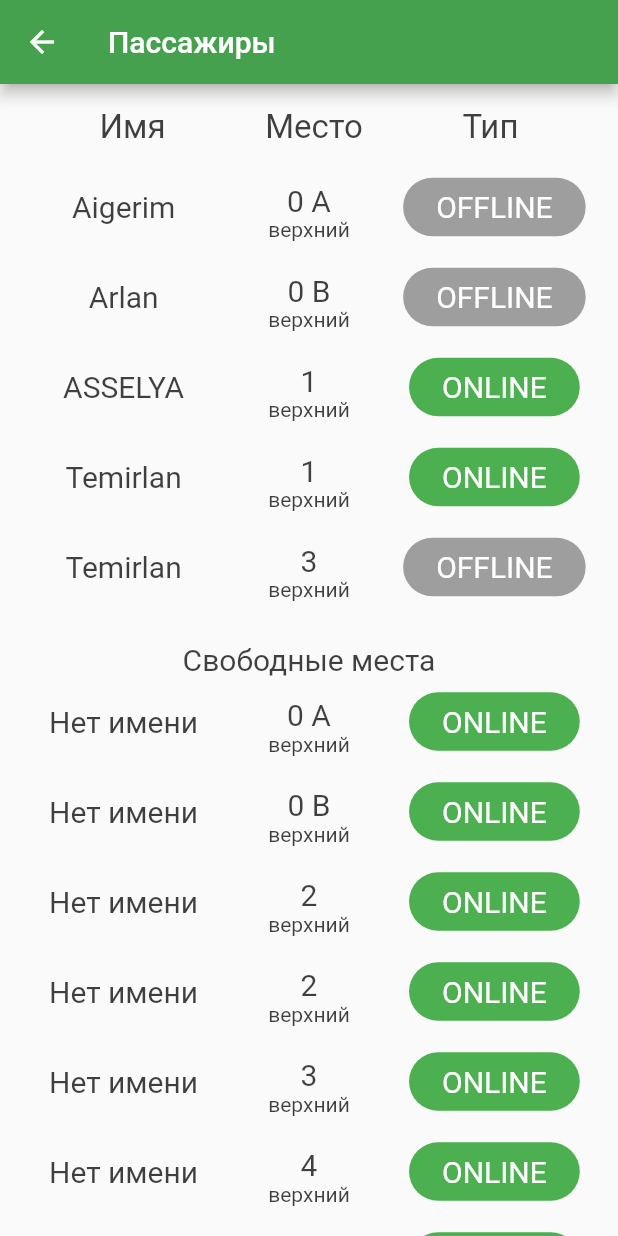
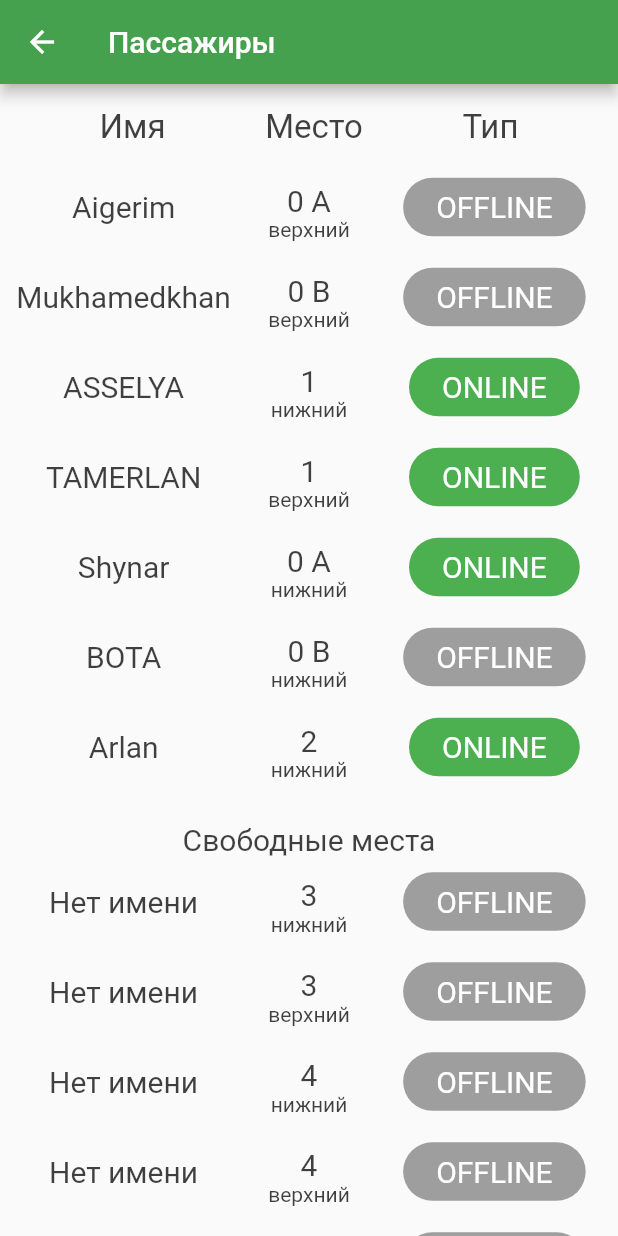
Before and after one commit to Shynarka/Bus-Trips, a Flutter app: the SecondPage screen opened directly, on a phone screen of 412 x 824 dp. Run offline on Flutter 3.47's test engine with Material 2 defaults, Android fonts, the phone set to English and light mode, and no system bars; our stand-ins replace toast.

Commit message:
Required task 3

```diff
--- /dev/null
+++ b/lib/SecondPage.dart
@@ -0,0 +1,136 @@
+import 'package:flutter/cupertino.dart';
+import 'package:flutter/material.dart';
+import 'passenger.dart';
+import 'passenger_card.dart';
+
+class SecondPage extends StatefulWidget {
+  @override
+  _Page2State createState() => _Page2State();
+}
+
+class _Page2State extends State<SecondPage> {
+  List<Passenger> passengers = [
+    Passenger(name: 'Aigerim', place: '0 A', istop: 'верхний', type: 'OFFLINE'),
+    Passenger(name: 'Mukhamedkhan', place: '0 B', istop: 'верхний', type: 'OFFLINE'),
+    Passenger(name: 'ASSELYA', place: '1', istop: 'нижний', type: 'ONLINE'),
+    Passenger(name: 'TAMERLAN', place: '1', istop: 'верхний', type: 'ONLINE'),
+    Passenger(name: 'Shynar', place: '0 A', istop: 'нижний', type: 'ONLINE'),
+    Passenger(name: 'BOTA', place: '0 В', istop: 'нижний', type: 'OFFLINE'),
+    Passenger(name: 'Arlan', place: '2', istop: 'нижний', type: 'ONLINE'),
+//    Passenger(name: 'Нет имени', place: '2', istop: 'верхний', type: 'OFFLINE'),
+  ];
+  List<int> f = List<int>.generate(16, (int index) => index + 3);
+
+  @override
+  Widget build(BuildContext context) {
+    return Scaffold(
+      appBar: AppBar(title: Text('Пассажиры'),
+        backgroundColor: Color.fromRGBO(69, 161, 78, 1),),
+      body: ListView(scrollDirection: Axis.vertical, children: <Widget>[
+        Column(children: <Widget>[
+          SizedBox(height: 16,),
+          Row(children: [
+            Text('Имя', style: TextStyle(
+                fontSize: 22, color: Color.fromRGBO(0, 0, 0, .75)),),
+            Text('Место', style: TextStyle(
+                fontSize: 22, color: Color.fromRGBO(0, 0, 0, .75)),),
+            Text('Тип', style: TextStyle(
+                fontSize: 22, color: Color.fromRGBO(0, 0, 0, .75)),),
+          ],
+            mainAxisAlignment: MainAxisAlignment.spaceEvenly,),
+          SizedBox(height: 10,),
+          Column(children: passengers.map((passenger) =>
+              PassengerCard(
+                  passenger: passenger,
+                  delete: () {
+                    setState(() {
+                      passengers.remove(passenger);
+                    });
+                  }
+              )).toList()),
+          Padding(padding: EdgeInsets.only(top: 20),
+              child: Center(child: Text('Cвободные места', style: TextStyle(
+                  fontSize: 20, color: Color.fromRGBO(0, 0, 0, .75)),))),
+          Column(children: f.map((i) => freePlaces(i)
+          ).toList()),
+          RaisedButton(
+            onPressed: () {
+              Navigator.pop(context);
+            },
+            child: Text('go back to Home Page'),
+          ),
+        ],),
+      ],),
+    );
+  }
+
+  Widget freePlaces(int i) {
+    return Column(
+        children: [Row(children: [
+          SizedBox(height: 60,
+              width: MediaQuery
+                  .of(context)
+                  .size
+                  .width * 0.4,
+              child: Center(child: Text('Нет имени', style: TextStyle(
+                  fontSize: 20, color: Color.fromRGBO(0, 0, 0, .75)),),)),
+          SizedBox(height: 46, width: MediaQuery
+              .of(context)
+              .size
+              .width * 0.2, child: Column(children: [
+            Text('$i', style: TextStyle(
+                fontSize: 20, color: Color.fromRGBO(0, 0, 0, .75)),),
+            Text(
+              'нижний', style: TextStyle(color: Color.fromRGBO(0, 0, 0, .75)),),
+          ],
+            mainAxisAlignment: MainAxisAlignment.end,
+            crossAxisAlignment: CrossAxisAlignment.center,),),
+          SizedBox(height: 60, width: MediaQuery
+              .of(context)
+              .size
+              .width * 0.4, child: Center(child: Container(
+            decoration: BoxDecoration(
+              color: Colors.grey,
+              borderRadius: BorderRadius.circular(40),
+            ),
+            child: Padding(
+                padding: EdgeInsets.symmetric(vertical: 8, horizontal: 22),
+                child: Text('OFFLINE',
+                  style: TextStyle(fontSize: 20, color: Colors.white),)),)),)
+        ],),
+          Row(children: [
+            SizedBox(height: 60,
+                width: MediaQuery
+                    .of(context)
+                    .size
+                    .width * 0.4,
+                child: Center(child: Text('Нет имени', style: TextStyle(
+                    fontSize: 20, color: Color.fromRGBO(0, 0, 0, .75)),),)),
+            SizedBox(height: 46, width: MediaQuery
+                .of(context)
+                .size
+                .width * 0.2, child: Column(children: [
+              Text('$i', style: TextStyle(
+                  fontSize: 20, color: Color.fromRGBO(0, 0, 0, .75)),),
+              Text(
+                'верхний',
+                style: TextStyle(color: Color.fromRGBO(0, 0, 0, .75)),),
+            ],
+              mainAxisAlignment: MainAxisAlignment.end,
+              crossAxisAlignment: CrossAxisAlignment.center,),),
+            SizedBox(height: 60, width: MediaQuery
+                .of(context)
+                .size
+                .width * 0.4, child: Center(child: Container(
+              decoration: BoxDecoration(
+                color: Colors.grey,
+                borderRadius: BorderRadius.circular(40),
+              ),
+              child: Padding(
+                  padding: EdgeInsets.symmetric(vertical: 8, horizontal: 22),
+                  child: Text('OFFLINE',
+                    style: TextStyle(fontSize: 20, color: Colors.white),)),)),)
+          ],),
+        ]);
+  }
+}
--- a/lib/main.dart
+++ b/lib/main.dart
@@ -1,5 +1,6 @@
 import 'package:flutter/cupertino.dart';
 import 'package:flutter/material.dart';
+import 'SecondPage.dart';
 
 void main() => runApp(
       MaterialApp(
@@ -268,97 +269,4 @@ class _HomePageState extends State<HomePage> {
   }
 }
 
-class SecondPage extends StatefulWidget {
-  @override
-  _Page2State createState() => _Page2State();
-}
-
-class _Page2State extends State<SecondPage> {
-  @override
-  Widget build(BuildContext context) {
-    return Scaffold(
-      appBar: AppBar(title: Text('Пассажиры'), backgroundColor: Color.fromRGBO(69, 161, 78, 1),),
-      body: ListView(scrollDirection: Axis.vertical, children: <Widget>[
-        Column(children: [
-          SizedBox(height: 16,),
-          Row(children: [
-            Text('Имя', style: TextStyle(fontSize: 22, color: Color.fromRGBO(0, 0, 0, .75)),),
-            Text('Место', style: TextStyle(fontSize: 22, color: Color.fromRGBO(0, 0, 0, .75)),),
-            Text('Тип', style: TextStyle(fontSize: 22, color: Color.fromRGBO(0, 0, 0, .75)),),
-          ],
-            mainAxisAlignment: MainAxisAlignment.spaceEvenly,),
-          SizedBox(height: 10,),
-          Passenger('Aigerim','0 A',true,'OFFLINE'),
-          Passenger('Arlan','0 B',true,'OFFLINE'),
-          Passenger('ASSELYA','1','нижний','ONLINE'),
-          Passenger('Temirlan','1',true,'ONLINE'),
-          Passenger('Temirlan','3',true,'OFFLINE'),
-          Padding(padding: EdgeInsets.only(top: 20), child: Center(child: Text('Cвободные места', style: TextStyle(fontSize: 20, color: Color.fromRGBO(0, 0, 0, .75)),))),
-          Passenger('Нет имени','0 A','нижний','ONLINE'),
-          Passenger('Нет имени','0 В','нижний','ONLINE'),
-          Passenger('Нет имени','2','нижний','ONLINE'),
-          Passenger('Нет имени','2',true,'ONLINE'),
-          Passenger('Нет имени','3','нижний','ONLINE'),
-          Passenger('Нет имени','4','нижний','ONLINE'),
-          Passenger('Нет имени','4',true,'ONLINE'),
-          Passenger('Нет имени','5','нижний','ONLINE'),
-          Passenger('Нет имени','5',true,'ONLINE'),
-          Passenger('Нет имени','6','нижний','ONLINE'),
-          Passenger('Нет имени','6',true,'ONLINE'),
-          Passenger('Нет имени','7','нижний','ONLINE'),
-          Passenger('Нет имени','7',true,'ONLINE'),
-          Passenger('Нет имени','8','нижний','ONLINE'),
-          Passenger('Нет имени','8',true,'ONLINE'),
-          Passenger('Нет имени','9','нижний','ONLINE'),
-          Passenger('Нет имени','9',true,'ONLINE'),
-          Passenger('Нет имени','10','нижний','ONLINE'),
-          Passenger('Нет имени','10',true,'ONLINE'),
-          RaisedButton(
-            onPressed: () { Navigator.pop(context); },
-            child: Text('go back to Home Page'),
-          ),
-        ],),
-      ],),
-    );
-  }
-
-  Widget Passenger(name, place, istop, type) {
-    String p="верхний";
-    if (istop == false) {
-      p="нижний";
-    }
-    Color color = Colors.green;
-    if (type == "OFFLINE") {
-      color = Colors.grey;
-    }
-    return
-      Row(children: [
-        SizedBox(height: 60, width: MediaQuery.of(context).size.width * 0.4, child: Center(child: Text(name, style: TextStyle(fontSize: 20, color: Color.fromRGBO(0, 0, 0, .75)),),)),
-        SizedBox(height: 46, width: MediaQuery.of(context).size.width * 0.2, child: Column(children: [
-          Text(place, style: TextStyle(fontSize: 20, color: Color.fromRGBO(0, 0, 0, .75)),), Text(p, style: TextStyle(color: Color.fromRGBO(0, 0, 0, .75)),),], mainAxisAlignment: MainAxisAlignment.end, crossAxisAlignment: CrossAxisAlignment.center,),),
-        SizedBox(height: 60, width: MediaQuery.of(context).size.width * 0.4, child: Center(child: Container(
-          decoration: BoxDecoration(
-            color: color,
-            borderRadius: BorderRadius.circular(40),
-          ),
-          child: Padding(padding: EdgeInsets.symmetric(vertical: 8, horizontal: 22), child: Text(type, style: TextStyle(fontSize: 20, color: Colors.white),)),)),)
-      ],
-      );
-  }
-}
-
-//class Trip {
-//  String img;
-//  String bus;
-//  String busCode;
-//  String busWord;
-//  int places;
-//  String from;
-//  String to;
-//  String startDate;
-//  String startTime;
-//  String destDate;
-//  String destTime;
-//
-//  Trip(this.img,this.bus,this.busCode,this.busWord,this.places,this.from,this.to,this.startDate,this.startTime,this.destDate,this.destTime);
-//}
+//height: MediaQuery.of(context).size.height * 0.75,
--- /dev/null
+++ b/lib/passenger.dart
@@ -0,0 +1,8 @@
+class Passenger {
+  String name;
+  String place;
+  String istop;
+  String type;
+
+  Passenger({this.name, this.place, this.istop, this.type});
+}
--- a/pubspec.yaml
+++ b/pubspec.yaml
@@ -24,10 +24,10 @@ dependencies:
   flutter:
     sdk: flutter
 
-
   # The following adds the Cupertino Icons font to your application.
   # Use with the CupertinoIcons class for iOS style icons.
   cupertino_icons: ^1.0.0
+  toast: ^0.1.5
 
 dev_dependencies:
   flutter_test:
```
Also changed, not shown: lib/fleet.dart (added, +15 -0 lines), lib/passenger_card.dart (added, +173 -0 lines), pubspec.lock.
